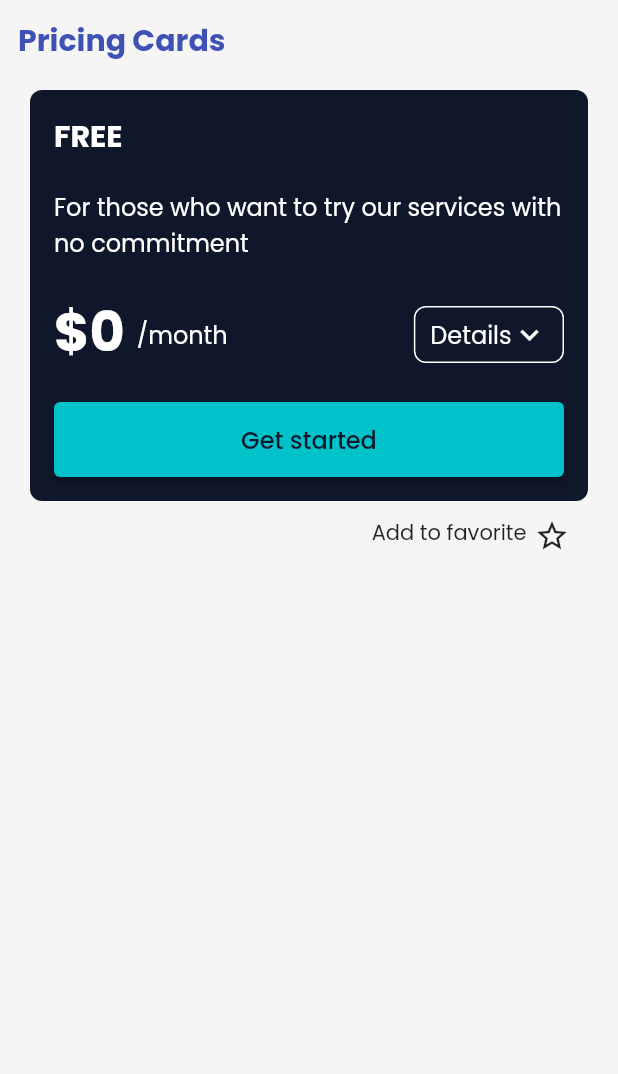
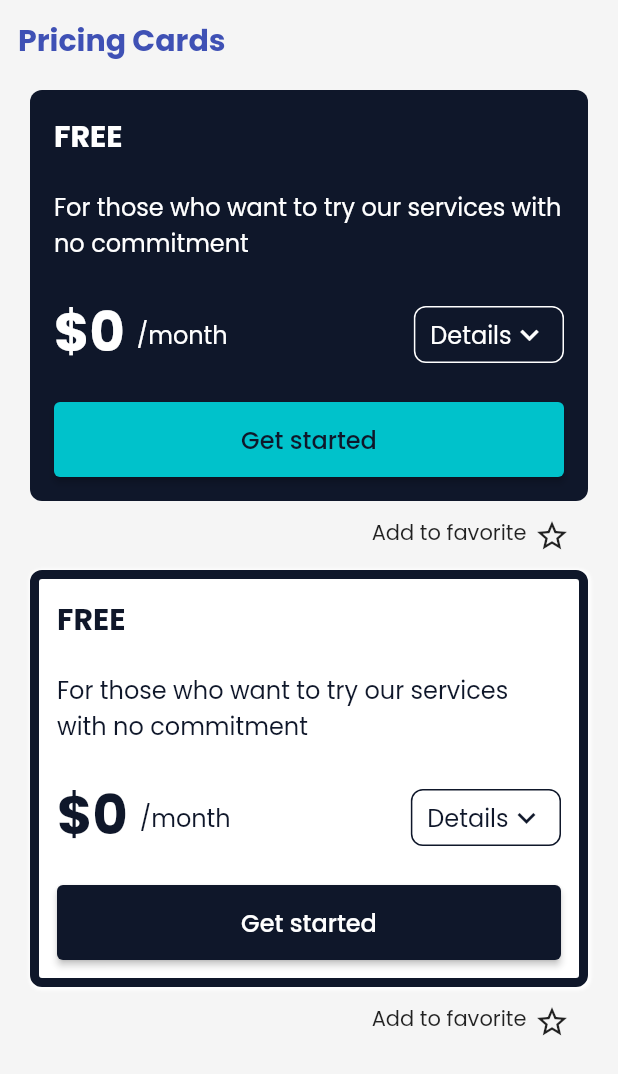
Before and after one commit to Clueless-Community/Spectrum-UI, a Flutter app: the PricingCardScreen screen opened directly, on a phone screen of 412 x 824 dp. Shown: the top 1074 px of the screen. Run offline on Flutter 3.47's test engine with Material 2 defaults, Android fonts, the phone set to English and light mode, and no system bars; our stand-ins replace fluentui_icons, google_fonts, syncfusion_flutter_sliders; missing offline and left inert: clipboard, syncfusion_flutter_core; network calls fail.

Commit message:
commit-2

```diff
--- /dev/null
+++ b/lib/ui_components/pricing_cards/All Pricing Cards/pricing_card/pricing_cards2.dart
@@ -0,0 +1,234 @@
+import 'package:flutter/material.dart';
+
+class PricingCard2 extends StatefulWidget {
+  const PricingCard2(
+      {super.key,
+        required this.tier,
+        required this.supportingText,
+        required this.price,
+        required this.period,
+        required this.details,
+        required this.cardColor,
+        required this.textColor,
+        required this.buttonColor,
+        required this.buttonTextColor});
+  final Color cardColor;
+  final Color textColor;
+  final Color buttonTextColor;
+  final Color buttonColor;
+  final String tier;
+  final String supportingText;
+  final String price;
+  final String period;
+  final List<String> details;
+
+  @override
+  State<PricingCard2> createState() => _PricingCard2State();
+}
+class _PricingCard2State extends State<PricingCard2> {
+  bool detailsTapped = false;
+  @override
+  Widget build(BuildContext context) {
+    return Container(
+      decoration: BoxDecoration(
+        color: widget.cardColor.withOpacity(0.85),
+        border: Border.all(
+            color:  widget.textColor,
+            width: 6.0,
+            style: BorderStyle.solid),
+        borderRadius: const BorderRadius.all(
+          Radius.circular(8),
+        ),
+        boxShadow: [
+          BoxShadow(
+            color: widget.cardColor,
+            offset: const Offset(
+              0.5,
+              0.5,
+            ),
+            blurRadius: 1.0,
+            spreadRadius: 1.0,
+          ), //BoxShadow
+        ],
+      ),
+
+
+      padding: const EdgeInsets.all(12),
+      child: Column(
+        crossAxisAlignment: CrossAxisAlignment.start,
+        children: [
+          Text(
+            widget.tier,
+            style: TextStyle(
+              color: widget.textColor,
+              fontSize: 20,
+              fontWeight: FontWeight.w700,
+            ),
+          ),
+          const SizedBox(
+            height: 20,
+          ),
+          Text(
+            widget.supportingText,
+            style: TextStyle(
+              color: widget.textColor,
+              fontSize: 16,
+              fontWeight: FontWeight.w400,
+            ),
+          ),
+          const SizedBox(
+            height: 20,
+          ),
+          Row(
+            mainAxisAlignment: MainAxisAlignment.spaceBetween,
+            children: [
+              Row(
+                children: [
+                  Padding(
+                    padding: const EdgeInsets.only(right: 8),
+                    child: Text(
+                      widget.price,
+                      style: TextStyle(
+                        color: widget.textColor,
+                        fontSize: 36,
+                        fontWeight: FontWeight.w700,
+                      ),
+                    ),
+                  ),
+                  Padding(
+                    padding: const EdgeInsets.only(top: 4),
+                    child: Text(
+                      '/${widget.period}',
+                      style: TextStyle(
+                        color: widget.textColor,
+                        fontSize: 16,
+                        fontWeight: FontWeight.w400,
+                      ),
+                    ),
+                  ),
+                ],
+              ),
+              GestureDetector(
+                onTap: () {
+                  setState(() {
+                    detailsTapped = !detailsTapped;
+                  });
+                },
+                child: Padding(
+                  padding: const EdgeInsets.only(top: 4),
+                  child: Container(
+                    decoration: BoxDecoration(
+                      border: Border.all(
+                        color: widget.textColor,
+                        width: 1,
+                      ),
+                      borderRadius: BorderRadius.circular(8),
+                    ),
+                    child: Padding(
+                      padding: const EdgeInsets.symmetric(
+                          vertical: 6, horizontal: 10),
+                      child: Row(
+                        children: [
+                          Text(
+                            'Details',
+                            style: TextStyle(
+                              color: widget.textColor,
+                              fontSize: 16,
+                              fontWeight: FontWeight.w400,
+                            ),
+                          ),
+                          Icon(
+                            detailsTapped == false
+                                ? Icons.keyboard_arrow_down_outlined
+                                : Icons.keyboard_arrow_up_outlined,
+                            color: widget.textColor,
+                          ),
+                        ],
+                      ),
+                    ),
+                  ),
+                ),
+              ),
+            ],
+          ),
+          const SizedBox(
+            height: 20,
+          ),
+          Visibility(
+            visible: detailsTapped,
+            child: Column(
+              children: [
+                ListView.builder(
+                  shrinkWrap: true,
+                  itemCount: widget.details.length,
+                  itemBuilder: (context, index) {
+                    return DetailsTile(
+                        detailsTileContent: widget.details[index]);
+                  },
+                ),
+                const SizedBox(
+                  height: 50,
+                ),
+              ],
+            ),
+          ),
+          ElevatedButton(
+            onPressed: () {},
+            style: ElevatedButton.styleFrom(
+              backgroundColor: widget.buttonColor,
+              minimumSize: const Size.fromHeight(50),
+            ),
+            child: Center(
+              child: Text(
+                'Get started',
+                style: TextStyle(
+                  color: widget.buttonTextColor,
+                  fontSize: 16,
+                  fontWeight: FontWeight.w500,
+                ),
+              ),
+            ),
+          ),
+        ],
+      ),
+    );
+  }
+}
+
+class DetailsTile extends StatelessWidget {
+  const DetailsTile({
+    super.key,
+    required this.detailsTileContent,
+  });
+
+  final String detailsTileContent;
+
+  @override
+  Widget build(BuildContext context) {
+    return Padding(
+      padding: const EdgeInsets.only(bottom: 15),
+      child: Row(
+        crossAxisAlignment: CrossAxisAlignment.start,
+        children: [
+          const Padding(
+            padding: EdgeInsets.only(right: 10),
+            child: Icon(
+              Icons.check_circle_outline,
+              color: Color(0xff63d892),
+            ),
+          ),
+          Expanded(
+            child: Text(
+              detailsTileContent,
+              style: const TextStyle(
+                color: Color(0xff0f172a),
+                fontSize: 16,
+                fontWeight: FontWeight.w400,
+              ),
+            ),
+          ),
+        ],
+      ),
+    );
+  }
+}
--- a/lib/ui_components/pricing_cards/pricing_cards.dart
+++ b/lib/ui_components/pricing_cards/pricing_cards.dart
@@ -4,6 +4,8 @@ import 'package:provider/provider.dart';
 import '../../provider/favorite_provider.dart';
 import '../../theme/theme.dart';
 import 'All Pricing Cards/pricing_card/pricing_cards1.dart';
+import 'All Pricing Cards/pricing_card/pricing_cards3.dart';
+import 'All Pricing Cards/pricing_card/pricing_cards2.dart';
 
 class PricingCardScreen extends StatefulWidget {
   const PricingCardScreen({super.key});
@@ -29,8 +31,23 @@ class _PricingCardScreenState extends State<PricingCardScreen> {
       buttonColor: Color(0xff00c2cb),
       buttonTextColor: Color(0xff0f172a),
     ),
+    const PricingCard2(
+      tier: 'FREE',
+      supportingText:
+      'For those who want to try our services with no commitment',
+      price: '\$0',
+      period: 'month',
+      details: [
+        'Easily receive new glasses on a regular basis',
+        'More cost-effective than buying glasses individually',
+      ],
+      textColor: Color(0xff0f172a),
+      cardColor: Colors.white,
+      buttonColor: Color(0xff0f172a),
+      buttonTextColor: Colors.white,
+    ),
   ];
-  List<Color?> pricingCardsColor = [null];
+  List<Color?> pricingCardsColor = [null, null, null];
 
   @override
   Widget build(BuildContext context) {
```
Also changed, not shown: lib/ui_components/pricing_cards/All Pricing Cards/pricing_card/pricing_cards3.dart (added, +179 -0 lines).
